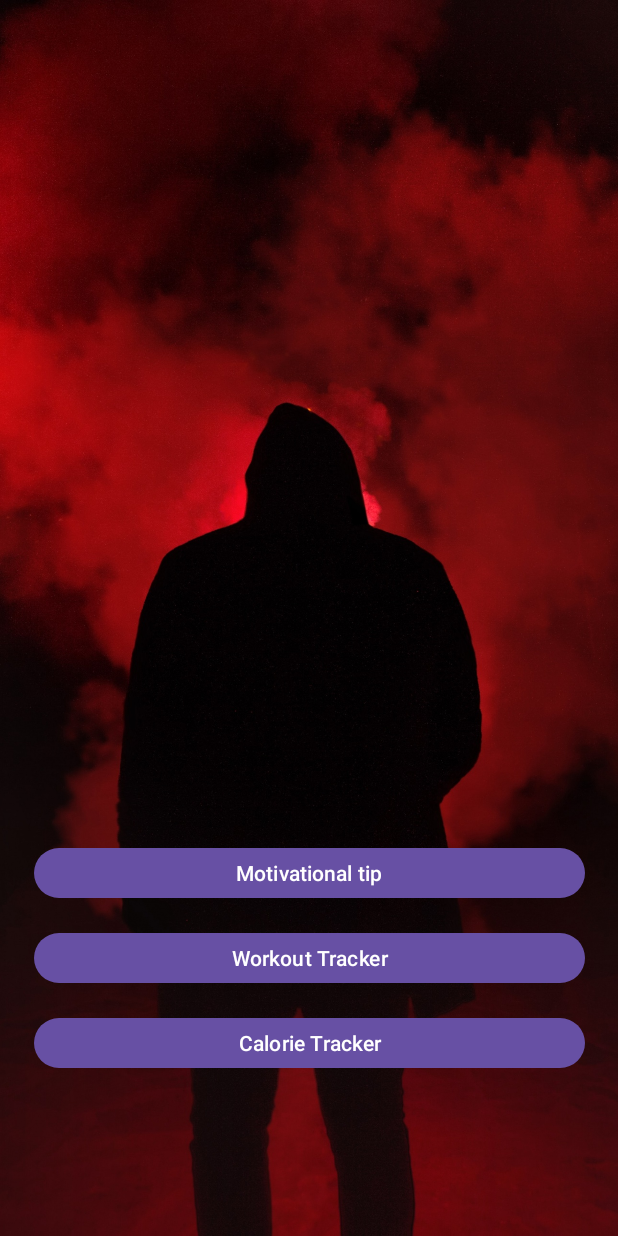
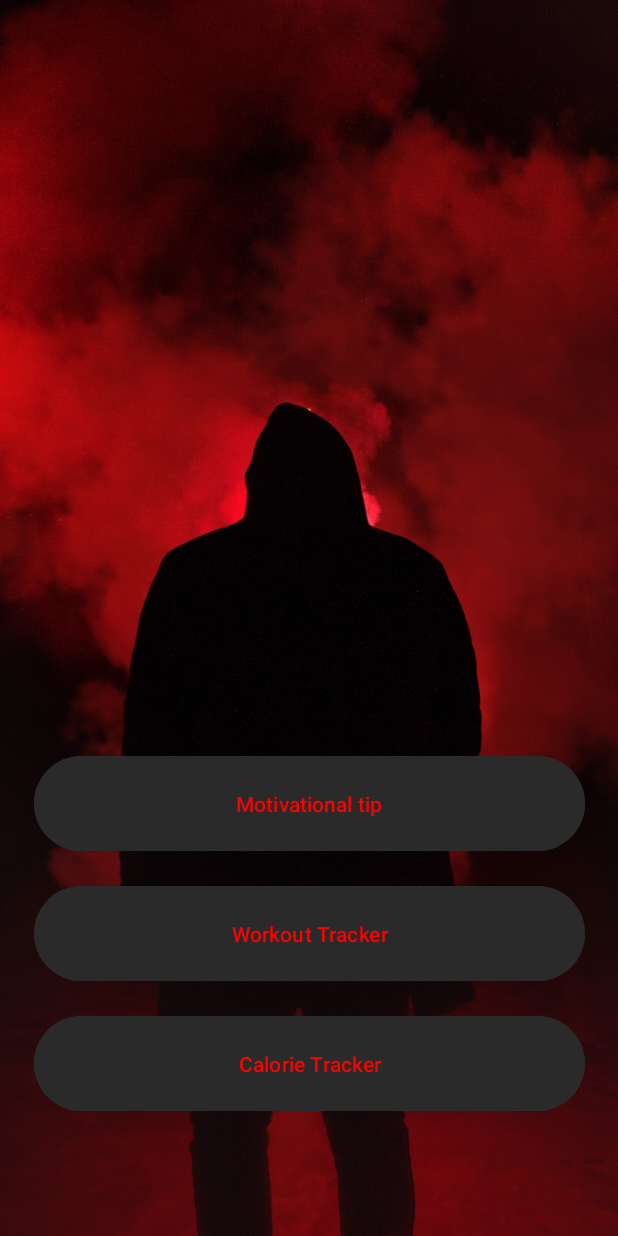
Before and after one commit to Seancully/GymApp_MSD, an Android app: the screen it shows after launch (MainActivity), on a phone screen of 412 x 824 dp. Run offline under Robolectric (Android 15) with nearby library versions, the phone set to English and light mode, and no system bars.

Commit message:
button colour changes etc

```diff
--- a/app/src/main/res/layout/activity_main.xml
+++ b/app/src/main/res/layout/activity_main.xml
@@ -11,23 +11,28 @@
     <Button
         android:id="@+id/MotivationButton"
         android:layout_width="367dp"
-        android:layout_height="41dp"
+        android:layout_height="71dp"
         android:layout_marginStart="10dp"
-        android:layout_marginTop="561dp"
+        android:layout_marginTop="500dp"
         android:layout_marginEnd="10dp"
+        android:backgroundTint="#2B2A2A"
         android:text="Motivational tip"
+        android:textColor="#FF0000"
         app:layout_constraintEnd_toEndOf="parent"
         app:layout_constraintStart_toStartOf="parent"
-        app:layout_constraintTop_toTopOf="parent" />
+        app:layout_constraintTop_toTopOf="parent"
+        app:strokeColor="#323030" />
 
     <Button
         android:id="@+id/WorkoutButton"
         android:layout_width="367dp"
-        android:layout_height="41dp"
+        android:layout_height="71dp"
         android:layout_marginStart="10dp"
         android:layout_marginTop="15dp"
         android:layout_marginEnd="10dp"
+        android:backgroundTint="#2B2A2A"
         android:text="Workout Tracker"
+        android:textColor="#FF0000"
         app:layout_constraintEnd_toEndOf="parent"
         app:layout_constraintStart_toStartOf="parent"
         app:layout_constraintTop_toBottomOf="@+id/MotivationButton" />
@@ -35,11 +40,13 @@
     <Button
         android:id="@+id/CalorieButton"
         android:layout_width="367dp"
-        android:layout_height="41dp"
+        android:layout_height="71dp"
         android:layout_marginStart="10dp"
         android:layout_marginTop="15dp"
         android:layout_marginEnd="10dp"
+        android:backgroundTint="#2B2A2A"
         android:text="Calorie Tracker"
+        android:textColor="#FF0000"
         app:layout_constraintEnd_toEndOf="parent"
         app:layout_constraintStart_toStartOf="parent"
         app:layout_constraintTop_toBottomOf="@+id/WorkoutButton" />
```
Also changed, not shown: app/src/main/res/drawable/gradient_background.xml (deleted, +0 -9 lines).
